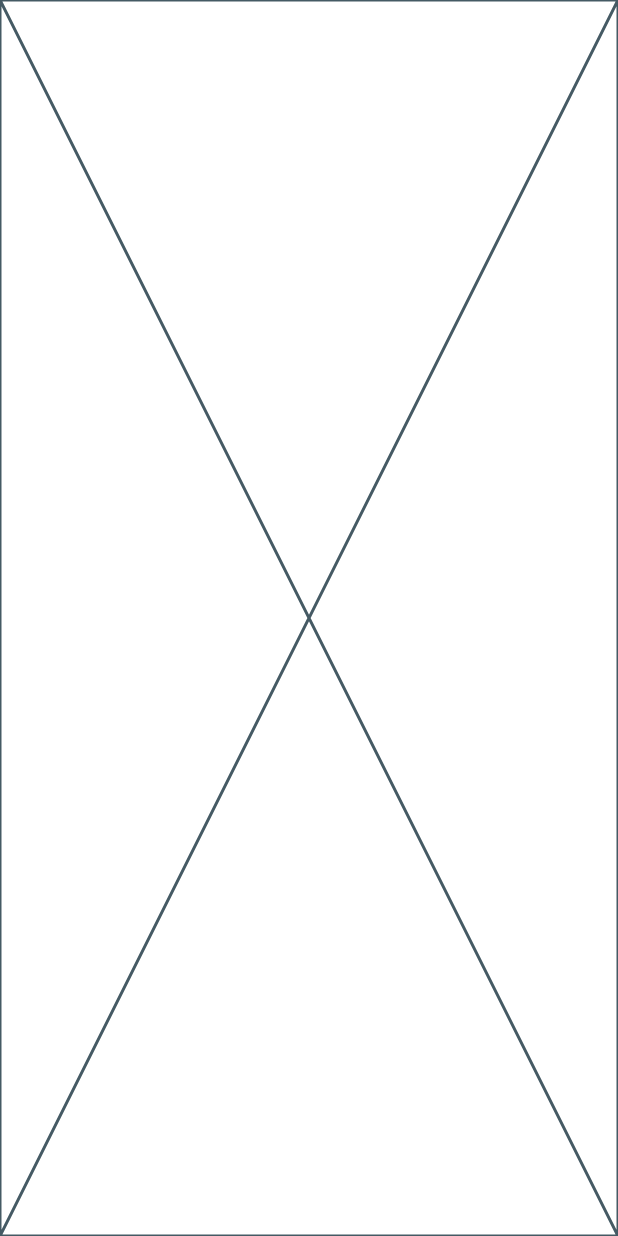
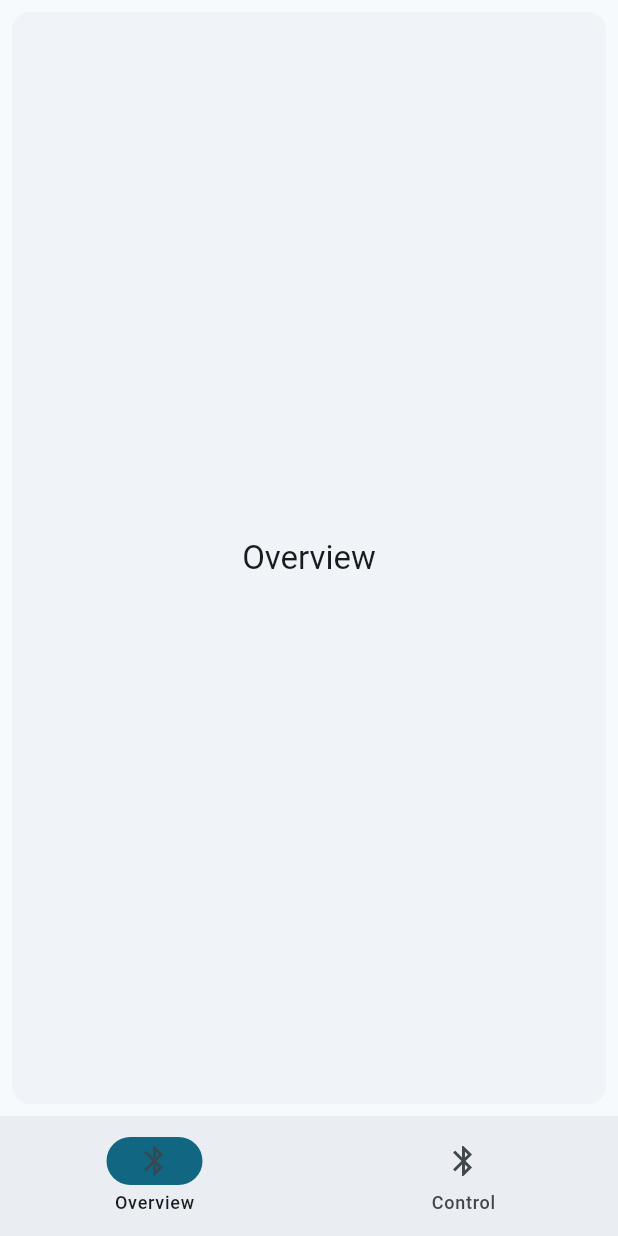
Before and after one commit to locback/FitnessMachine, a Flutter app: the screen it shows after launch, on a phone screen of 412 x 824 dp. Run offline on Flutter 3.47's test engine with Material 3 defaults, Android fonts, the phone set to English and light mode, and no system bars.

Commit message:
Scaffold and navbar created

```diff
--- a/src/lib/common/layouts/main_layout.dart
+++ b/src/lib/common/layouts/main_layout.dart
@@ -1,10 +1,47 @@
 import 'package:flutter/material.dart';
+import 'package:open_eqi_sports/common/layouts/page_definition.dart';
+import 'package:open_eqi_sports/common/layouts/page_definition_provider.dart';
 
-class MainLayout extends StatelessWidget {
-  const MainLayout({super.key});
+class MainLayout extends StatefulWidget {
+  late List<PageDefinition> _pageDefinitions;
+
+  MainLayout(PageDefinitionProvider provider, {super.key}) {
+    _pageDefinitions = provider.getPageDefinitions().toList(); // <--- Either make it a list or a set...
+  }
 
   @override
+  State<MainLayout> createState() => _MainLayoutState();
+}
+
+class _MainLayoutState extends State<MainLayout> {
+  int currentPageIndex = 0;
+  @override
   Widget build(BuildContext context) {
-    return const Placeholder();
+    final ThemeData theme = Theme.of(context);
+    return Scaffold(
+      bottomNavigationBar: NavigationBar(
+          onDestinationSelected: (int index) {
+            setState(() {
+              currentPageIndex = index;
+            });
+          },
+          indicatorColor: theme.colorScheme.primary,
+          selectedIndex: currentPageIndex,
+          destinations: widget._pageDefinitions
+              .map((e) => NavigationDestination(selectedIcon: e.selectedIcon, icon: e.unselectedIcon, label: e.title))
+              .toList()),
+      body: Card(
+        shadowColor: Colors.transparent,
+        margin: const EdgeInsets.all(8.0),
+        child: SizedBox.expand(
+          child: Center(
+            child: Text(
+              widget._pageDefinitions[currentPageIndex].title,
+              style: theme.textTheme.titleLarge,
+            ),
+          ),
+        ),
+      ),
+    );
   }
 }
--- /dev/null
+++ b/src/lib/common/layouts/page_definition.dart
@@ -0,0 +1,10 @@
+import 'package:flutter/widgets.dart';
+
+class PageDefinition {
+  final Widget content;
+  final String title;
+  final Icon selectedIcon;
+  final Icon unselectedIcon;
+
+  const PageDefinition(this.content, this.title, this.selectedIcon, this.unselectedIcon);
+}
--- /dev/null
+++ b/src/lib/common/layouts/page_definition_provider.dart
@@ -0,0 +1,11 @@
+import 'package:open_eqi_sports/common/layouts/page_definition.dart';
+
+class PageDefinitionProvider {
+  final Set<PageDefinition> _pageDefinitions;
+
+  const PageDefinitionProvider(this._pageDefinitions);
+
+  Set<PageDefinition> getPageDefinitions() {
+    return _pageDefinitions;
+  }
+}
--- a/src/lib/main.dart
+++ b/src/lib/main.dart
@@ -1,5 +1,9 @@
 import 'package:flutter/material.dart';
 import 'package:open_eqi_sports/common/layouts/main_layout.dart';
+import 'package:open_eqi_sports/common/layouts/page_definition.dart';
+import 'package:open_eqi_sports/common/layouts/page_definition_provider.dart';
+import 'package:open_eqi_sports/modules/demo_ctrl/control_page.dart';
+import 'package:open_eqi_sports/modules/overview/overview_page.dart';
 
 void main() {
   runApp(const MyApp());
@@ -10,13 +14,21 @@ class MyApp extends StatelessWidget {
 
   @override
   Widget build(BuildContext context) {
+    // Do this with DI or reflection later
+    const Set<PageDefinition> pages = {
+      PageDefinition(OverviewPage(), "Overview", Icon(Icons.bluetooth), Icon(Icons.bluetooth_outlined)),
+      PageDefinition(ControlPage(), "Control", Icon(Icons.bluetooth), Icon(Icons.bluetooth_outlined))
+    };
+
+    const PageDefinitionProvider pageProvider = PageDefinitionProvider(pages);
+
     return MaterialApp(
       title: 'OpenEqiSports',
       theme: ThemeData(
         useMaterial3: true,
         colorScheme: ColorScheme.fromSeed(seedColor: Colors.blueGrey),
       ),
-      home: const MainLayout(),
+      home: MainLayout(pageProvider),
     );
   }
 }
--- /dev/null
+++ b/src/lib/modules/overview/overview_page.dart
@@ -0,0 +1,10 @@
+import 'package:flutter/material.dart';
+
+class OverviewPage extends StatelessWidget {
+  const OverviewPage({super.key});
+
+  @override
+  Widget build(BuildContext context) {
+    return const Placeholder();
+  }
+}
```
